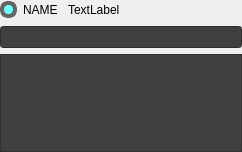
Old version of the form src/searchablelist.ui in the repository willmh93/SonaeLabelMaker.
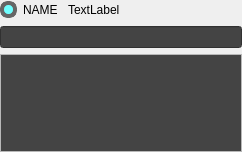
New version of the form. Custom widgets are drawn as their Qt base class.

Patch:
```diff
--- a/src/searchablelist.ui
+++ b/src/searchablelist.ui
@@ -89,14 +89,44 @@
    <item>
     <widget class="FocusableLineEdit" name="filter">
      <property name="styleSheet">
-      <string notr="true">background: #404040</string>
+      <string notr="true">background: #444444</string>
      </property>
     </widget>
    </item>
    <item>
     <widget class="QListView" name="list">
+     <property name="palette">
+      <palette>
+       <active>
+        <colorrole role="Base">
+         <brush brushstyle="SolidPattern">
+          <color alpha="255">
+           <red>68</red>
+           <green>68</green>
+           <blue>68</blue>
+          </color>
+         </brush>
+        </colorrole>
+       </active>
+       <inactive>
+        <colorrole role="Base">
+         <brush brushstyle="SolidPattern">
+          <color alpha="255">
+           <red>68</red>
+           <green>68</green>
+           <blue>68</blue>
+          </color>
+         </brush>
+        </colorrole>
+       </inactive>
+       <disabled/>
+      </palette>
+     </property>
+     <property name="autoFillBackground">
+      <bool>false</bool>
+     </property>
      <property name="styleSheet">
-      <string notr="true">background: #404040</string>
+      <string notr="true"/>
      </property>
     </widget>
    </item>
```
